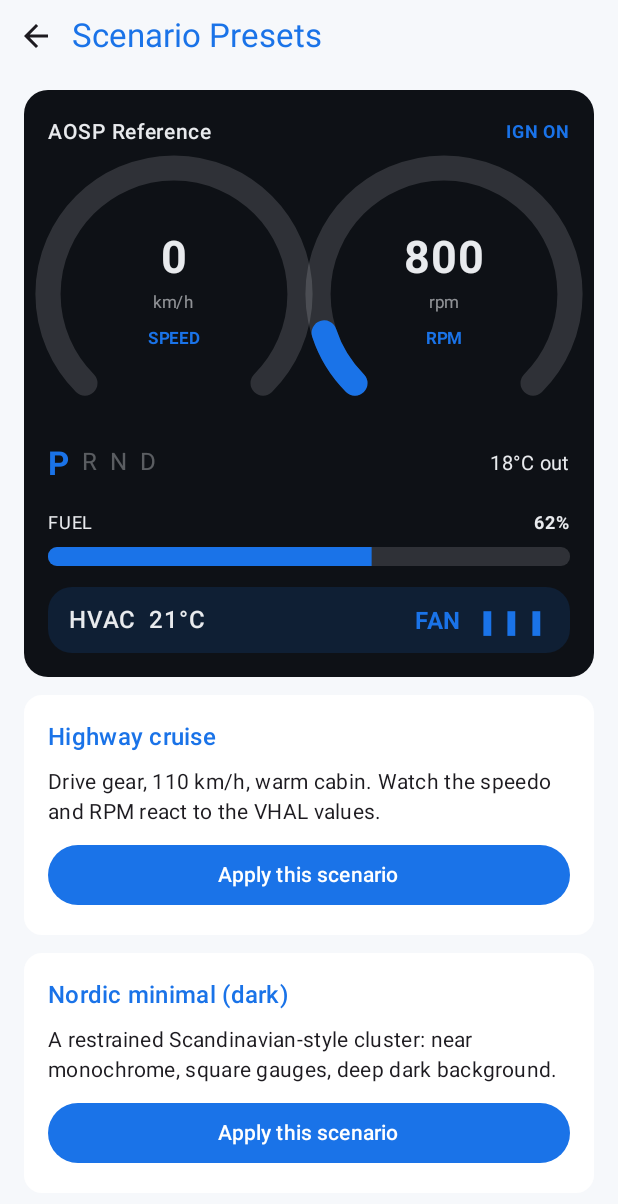
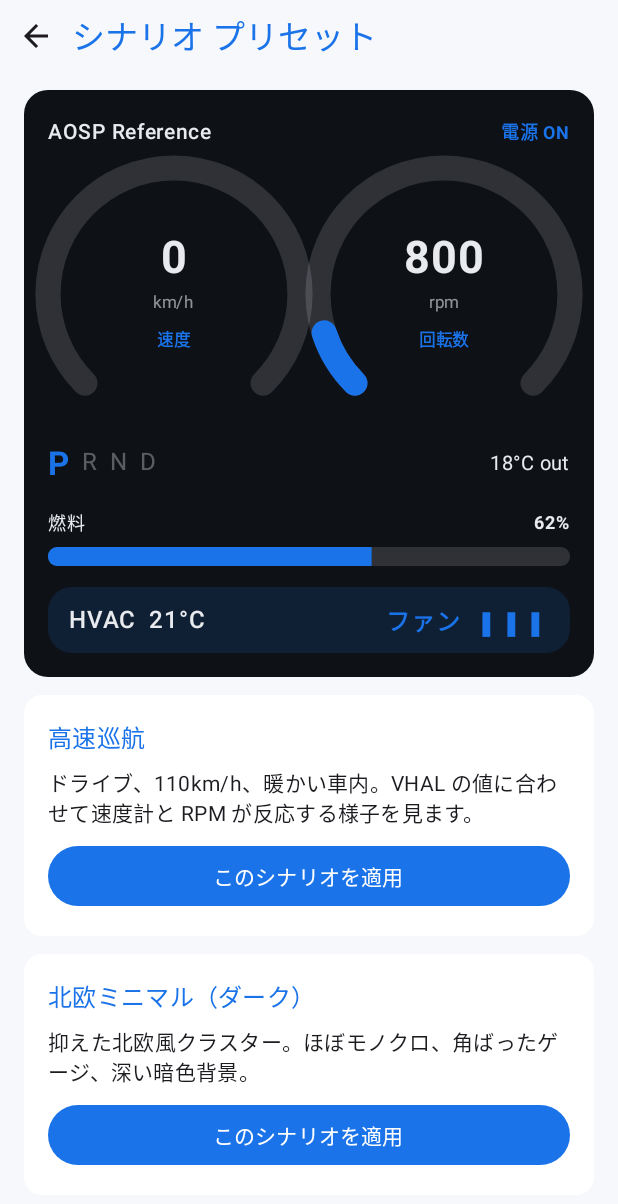
Before and after one commit to masakasakasama/AAOS_study, an Android app built with Jetpack Compose: the ScenariosScreen screen opened through its navigation route, on a phone screen of 412 x 824 dp. Shown: the top 1204 px of the screen. Run offline under Robolectric (Android 15) with nearby library versions, the phone set to English and light mode, and no system bars.

Commit message:
アプリUIの日本語化 + アプリ内自動アップデート機能
- 残っていた英語UI（ホームのモジュール一覧、各画面ヘッダー/説明、
  シナリオ/Car APIカタログ/アーキテクチャ図のデータ、計器ラベル）を
  日本語化
- 起動時にGitHubの最新リリースを確認し、ビルドが新しければ
  ダイアログ表示→ワンタップでAPK取得→インストール誘導する
  自動アップデート(Updater/UpdatePrompt)を追加
- BuildConfig.GIT_SHA を埋め込み、リリースbodyのsha比較で判定
- CIに -PbuildSha と body へのsha埋め込みを追加
- FileProvider/権限(INTERNET, REQUEST_INSTALL_PACKAGES)を追加

https://claude.ai/code/session_018s5shsRoCeFFw8jwmmfJGo

```diff
--- a/app/src/main/java/com/example/aaosstudy/MainActivity.kt
+++ b/app/src/main/java/com/example/aaosstudy/MainActivity.kt
@@ -27,6 +27,7 @@ import com.example.aaosstudy.screens.ScenariosScreen
 import com.example.aaosstudy.screens.VhalPlaygroundScreen
 import com.example.aaosstudy.state.SimulatorViewModel
 import com.example.aaosstudy.ui.theme.AAOSStudyTheme
+import com.example.aaosstudy.update.UpdatePrompt
 
 class MainActivity : ComponentActivity() {
     override fun onCreate(savedInstanceState: Bundle?) {
@@ -124,5 +125,6 @@ fun AAOSStudyApp() {
                 }
             }
         }
+        UpdatePrompt()
     }
 }
--- a/app/src/main/java/com/example/aaosstudy/model/Scenarios.kt
+++ b/app/src/main/java/com/example/aaosstudy/model/Scenarios.kt
@@ -2,7 +2,7 @@ package com.example.aaosstudy.model
 
 import androidx.compose.ui.graphics.Color
 
-/** One-tap presets that mutate both vehicle + theme state at once. */
+/** ワンタップで車両状態とテーマをまとめて切り替えるプリセット。 */
 data class Scenario(
     val name: String,
     val description: String,
@@ -13,9 +13,9 @@ data class Scenario(
 object Scenarios {
     val all = listOf(
         Scenario(
-            name = "Highway cruise",
-            description = "Drive gear, 110 km/h, warm cabin. Watch the " +
-                "speedo and RPM react to the VHAL values.",
+            name = "高速巡航",
+            description = "ドライブ、110km/h、暖かい車内。VHAL の値に" +
+                "合わせて速度計と RPM が反応する様子を見ます。",
             vehicle = VehicleState(
                 speedKph = 110f, engineRpm = 2400f, fuelPercent = 48f,
                 gear = Gear.DRIVE, outsideTempC = 24f, hvacSetTempC = 21f,
@@ -24,9 +24,9 @@ object Scenarios {
             theme = OemThemeState(),
         ),
         Scenario(
-            name = "Nordic minimal (dark)",
-            description = "A restrained Scandinavian-style cluster: near " +
-                "monochrome, square gauges, deep dark background.",
+            name = "北欧ミニマル（ダーク）",
+            description = "抑えた北欧風クラスター。ほぼモノクロ、角ばった" +
+                "ゲージ、深い暗色背景。",
             vehicle = VehicleState(
                 speedKph = 64f, engineRpm = 1500f, gear = Gear.DRIVE,
             ),
@@ -41,9 +41,9 @@ object Scenarios {
             ),
         ),
         Scenario(
-            name = "Warm classic (light)",
-            description = "Light cluster, amber accent, rounded gauges — a " +
-                "traditional analog-inspired skin via RRO.",
+            name = "ウォームクラシック（ライト）",
+            description = "明るいクラスター、琥珀のアクセント、丸いゲージ。" +
+                "アナログ調の意匠を RRO で再現。",
             vehicle = VehicleState(
                 speedKph = 40f, engineRpm = 1200f, gear = Gear.DRIVE,
                 fuelPercent = 80f,
@@ -59,9 +59,9 @@ object Scenarios {
             ),
         ),
         Scenario(
-            name = "Parked & charging",
-            description = "Park gear, ignition on, cool cabin request — a " +
-                "typical pre-conditioning state.",
+            name = "駐車・充電中",
+            description = "パーキング、イグニッション ON、車内を冷やす要求。" +
+                "プレコンディショニングの典型状態。",
             vehicle = VehicleState(
                 speedKph = 0f, engineRpm = 0f, gear = Gear.PARK,
                 fuelPercent = 35f, outsideTempC = 9f, hvacSetTempC = 24f,
--- a/app/src/main/java/com/example/aaosstudy/screens/HomeScreen.kt
+++ b/app/src/main/java/com/example/aaosstudy/screens/HomeScreen.kt
@@ -34,32 +34,32 @@ fun HomeScreen(onOpen: (String) -> Unit) {
         ),
         Module(
             Routes.VHAL,
-            "VHAL Playground",
-            "Move sliders for speed / RPM / fuel / gear / HVAC and watch " +
-                "the IVI cluster react live.",
+            "VHAL プレイグラウンド",
+            "速度 / RPM / 燃料 / ギア / HVAC のスライダーを動かすと、" +
+                "IVI クラスターがその場で反応します。",
         ),
         Module(
             Routes.RRO,
-            "RRO Theme Lab",
-            "Reskin the cluster like an OEM. See the generated overlay XML " +
-                "that produces the look.",
+            "RRO テーマラボ",
+            "OEM のようにクラスターを再スキン。その見た目を生む" +
+                "オーバーレイ XML が自動生成されます。",
         ),
         Module(
             Routes.API,
-            "Car API Explorer",
-            "Real CarPropertyManager code per property + the App → Service " +
-                "→ VHAL call chain.",
+            "Car API エクスプローラ",
+            "プロパティ別の実 CarPropertyManager コードと、" +
+                "アプリ → サービス → VHAL の呼び出し連鎖。",
         ),
         Module(
             Routes.ARCH,
-            "Architecture Map",
-            "Tap through the AAOS layers, app-layer first. Plus how RRO " +
-                "really works.",
+            "アーキテクチャ図",
+            "AAOS の各層をタップで解説（アプリ層から）。" +
+                "RRO の仕組みも。",
         ),
         Module(
             Routes.SCENARIOS,
-            "Scenario Presets",
-            "One tap to load combined vehicle + theme states and compare.",
+            "シナリオ プリセット",
+            "ワンタップで車両＋テーマの状態を読み込み、見比べる。",
         ),
         Module(
             Routes.ADB,
@@ -83,10 +83,10 @@ fun HomeScreen(onOpen: (String) -> Unit) {
                     color = MaterialTheme.colorScheme.primary,
                 )
                 Text(
-                    "An interactive sandbox for Android Automotive OS " +
-                        "concepts — app layer first. Nothing here talks to " +
-                        "a real HAL; it models the behavior so you can see " +
-                        "cause → effect on the IVI screen.",
+                    "Android Automotive OS の概念を体で学ぶ" +
+                        "インタラクティブ・サンドボックス（アプリ層優先）。" +
+                        "実 HAL には接続せず挙動を再現し、操作 → IVI 画面の" +
+                        "変化という因果が直感的にわかります。",
                     style = MaterialTheme.typography.bodyMedium,
                     modifier = Modifier.padding(top = 4.dp, bottom = 8.dp),
                 )
--- a/app/src/main/java/com/example/aaosstudy/screens/ScenariosScreen.kt
+++ b/app/src/main/java/com/example/aaosstudy/screens/ScenariosScreen.kt
@@ -32,7 +32,7 @@ fun ScenariosScreen(vm: SimulatorViewModel, onBack: () -> Unit) {
             .verticalScroll(rememberScrollState()),
         verticalArrangement = Arrangement.spacedBy(12.dp),
     ) {
-        BackHeader("Scenario Presets", onBack)
+        BackHeader("シナリオ プリセット", onBack)
 
         IviDashboard(
             vehicle = vehicle,
@@ -50,7 +50,7 @@ fun ScenariosScreen(vm: SimulatorViewModel, onBack: () -> Unit) {
                 Button(
                     onClick = { vm.applyScenario(scenario) },
                     modifier = Modifier.fillMaxWidth(),
-                ) { Text("Apply this scenario") }
+                ) { Text("このシナリオを適用") }
             }
         }
     }
--- a/app/src/main/java/com/example/aaosstudy/ui/IviDashboard.kt
+++ b/app/src/main/java/com/example/aaosstudy/ui/IviDashboard.kt
@@ -59,7 +59,7 @@ fun IviDashboard(
                     fontWeight = FontWeight.Medium,
                 )
                 Text(
-                    if (vehicle.ignitionOn) "IGN ON" else "IGN OFF",
+                    if (vehicle.ignitionOn) "電源 ON" else "電源 OFF",
                     color = if (vehicle.ignitionOn) theme.accent
                     else theme.onCluster.copy(alpha = 0.4f),
                     fontSize = 12.sp,
@@ -74,7 +74,7 @@ fun IviDashboard(
                 horizontalArrangement = Arrangement.spacedBy(12.dp),
             ) {
                 Gauge(
-                    label = "SPEED",
+                    label = "速度",
                     value = vehicle.speedKph,
                     max = 220f,
                     unit = "km/h",
@@ -82,7 +82,7 @@ fun IviDashboard(
                     modifier = Modifier.weight(1f),
                 )
                 Gauge(
-                    label = "RPM",
+                    label = "回転数",
                     value = vehicle.engineRpm,
                     max = 8000f,
                     unit = "rpm",
@@ -133,7 +133,7 @@ fun IviDashboard(
                         fontWeight = FontWeight.Medium,
                     )
                     Text(
-                        "FAN  ${"▮".repeat(vehicle.hvacFanSpeed)}",
+                        "ファン  ${"▮".repeat(vehicle.hvacFanSpeed)}",
                         color = theme.accent,
                         fontWeight = FontWeight.Bold,
                     )
@@ -243,7 +243,7 @@ private fun FuelBar(
             Modifier.fillMaxWidth(),
             horizontalArrangement = Arrangement.SpaceBetween,
         ) {
-            Text("FUEL", color = theme.onCluster, fontSize = 12.sp)
+            Text("燃料", color = theme.onCluster, fontSize = 12.sp)
             Text(
                 "${percent.toInt()}%",
                 color = if (low) Color(0xFFE0533D) else theme.onCluster,
--- /dev/null
+++ b/app/src/main/java/com/example/aaosstudy/update/UpdatePrompt.kt
@@ -0,0 +1,79 @@
+package com.example.aaosstudy.update
+
+import androidx.compose.material3.AlertDialog
+import androidx.compose.material3.Text
+import androidx.compose.material3.TextButton
+import androidx.compose.runtime.Composable
+import androidx.compose.runtime.LaunchedEffect
+import androidx.compose.runtime.getValue
+import androidx.compose.runtime.mutableStateOf
+import androidx.compose.runtime.remember
+import androidx.compose.runtime.rememberCoroutineScope
+import androidx.compose.runtime.setValue
+import androidx.compose.ui.platform.LocalContext
+import kotlinx.coroutines.launch
+
+/**
+ * 起動時に自動でアップデート確認。新しいビルドがあればダイアログを出し、
+ * 「更新」で APK を取得してインストール画面へ。
+ */
+@Composable
+fun UpdatePrompt() {
+    val context = LocalContext.current
+    val scope = rememberCoroutineScope()
+
+    var info by remember { mutableStateOf<UpdateInfo?>(null) }
+    var phase by remember { mutableStateOf("idle") }
+
+    LaunchedEffect(Unit) {
+        val latest = Updater.check()
+        if (latest != null && Updater.isUpdate(latest)) {
+            info = latest
+            phase = "ask"
+        }
+    }
+
+    val current = info
+    if (current == null || phase == "idle") return
+
+    AlertDialog(
+        onDismissRequest = { if (phase != "downloading") phase = "idle" },
+        title = { Text("新しいバージョンがあります") },
+        text = {
+            Text(
+                when (phase) {
+                    "downloading" -> "ダウンロード中…完了するとインストール" +
+                        "画面が開きます。"
+                    "error" -> "取得に失敗しました。通信環境を確認して" +
+                        "もう一度お試しください。"
+                    else -> "最新のビルドが公開されています。今すぐ" +
+                        "更新しますか？（インストール時に許可を求められ" +
+                        "る場合があります）"
+                }
+            )
+        },
+        confirmButton = {
+            if (phase == "ask" || phase == "error") {
+                TextButton(onClick = {
+                    phase = "downloading"
+                    scope.launch {
+                        val f = Updater.download(context, current.apkUrl)
+                        if (f != null) {
+                            Updater.install(context, f)
+                            phase = "idle"
+                        } else {
+                            phase = "error"
+                        }
+                    }
+                }) { Text(if (phase == "error") "再試行" else "今すぐ更新") }
+            }
+        },
+        dismissButton = {
+            if (phase != "downloading") {
+                TextButton(onClick = { phase = "idle" }) {
+                    Text("あとで")
+                }
+            }
+        },
+    )
+}
--- /dev/null
+++ b/app/src/main/res/xml/file_paths.xml
@@ -0,0 +1,5 @@
+<?xml version="1.0" encoding="utf-8"?>
+<paths>
+    <external-cache-path name="apk_cache" path="." />
+    <cache-path name="int_cache" path="." />
+</paths>
```
Also changed, not shown: app/build.gradle.kts (+7 -0 lines), app/src/main/AndroidManifest.xml (+14 -0 lines), app/src/main/java/com/example/aaosstudy/model/Architecture.kt (+37 -38 lines), app/src/main/java/com/example/aaosstudy/model/CarPropertyCatalog.kt (+49 -51 lines), app/src/main/java/com/example/aaosstudy/screens/ArchitectureScreen.kt (+5 -5 lines), app/src/main/java/com/example/aaosstudy/screens/CarPropertyExplorerScreen.kt (+4 -4 lines), app/src/main/java/com/example/aaosstudy/screens/RroThemeLabScreen.kt (+8 -8 lines), app/src/main/java/com/example/aaosstudy/screens/VhalPlaygroundScreen.kt (+6 -6 lines), app/src/main/java/com/example/aaosstudy/update/Updater.kt (added, +116 -0 lines), 1 other file.
